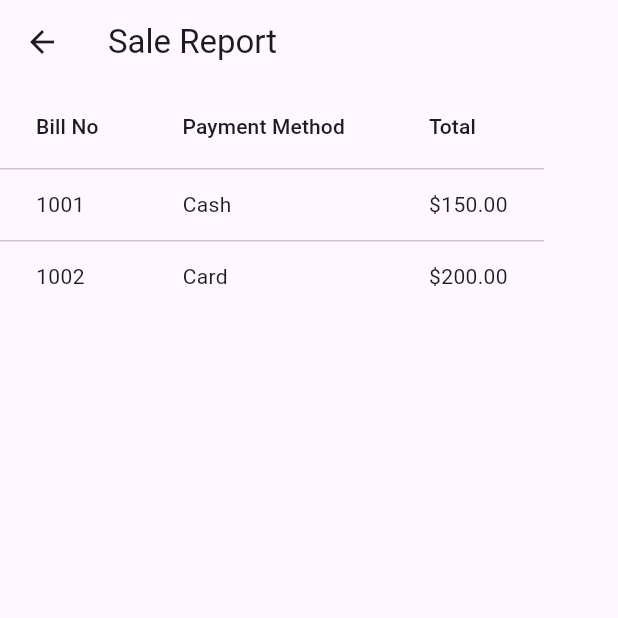
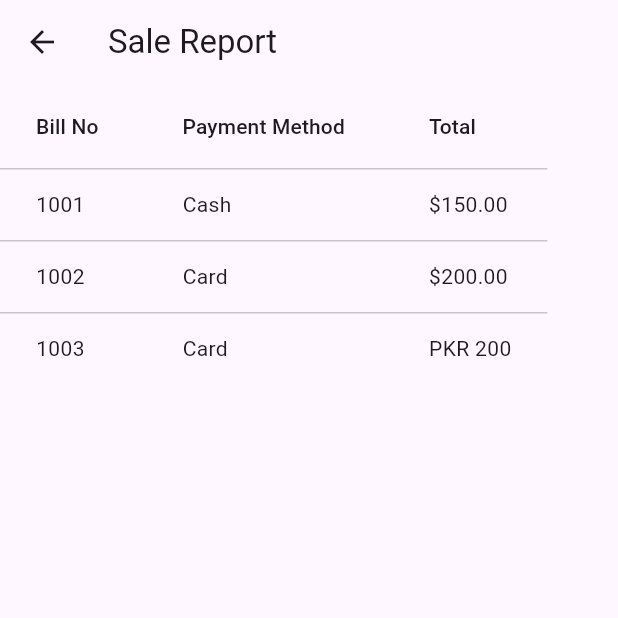
Before and after one commit to muhammadhusnain531/posnext_mobile, a Flutter app: the screen it shows after launch, in the side drawer, after a tap on "Sale Report", on a phone screen of 412 x 824 dp, the top half of it. Run offline on Flutter 3.47's test engine with Material 3 defaults, Android fonts, the phone set to English and light mode, and no system bars.

Commit message:
work on sale report screen

```diff
--- a/lib/screen/SaleReportScreen.dart
+++ b/lib/screen/SaleReportScreen.dart
@@ -25,6 +25,11 @@ class SaleReportScreen extends StatelessWidget {
             DataCell(Text('Card')),
             DataCell(Text('\$200.00')),
           ]),
+          DataRow(cells: [
+            DataCell(Text('1003')),
+            DataCell(Text('Card')),
+            DataCell(Text('\PKR 200'))
+          ])
         ],
       ),
     );
```
